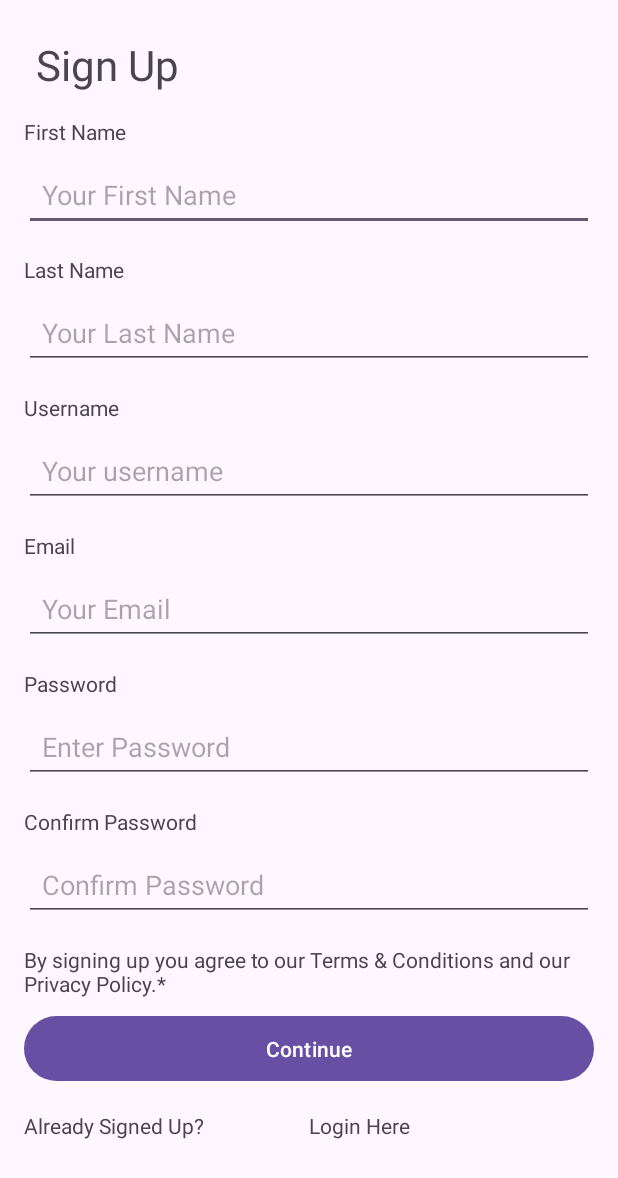
After one commit to Gigacrew/DreamJournal-Android, an Android app: the layout activity_registration.xml on its own in the app's theme, with its tools: preview values and no code run, on a phone screen of 412 x 824 dp. The commit adds this screen. Shown: the top 1178 px of the screen. Run offline under Robolectric (Android 15) with nearby library versions, the phone set to English and light mode, and no system bars.

Commit message:
PORT-81 Set up Signup Screen and Login Screens to work properly, adjusted UserDAO to include an option to search by Username / Password PORT-99 Updated Dream List to user Logged In User from Intent PORT-105 New Dream now adds properly to DB and redirects back to List View, will update to Dashboard when complete

```diff
--- a/app/src/main/java/com/gigacrew/dreamjournal/AddNewDreamActivity.kt
+++ b/app/src/main/java/com/gigacrew/dreamjournal/AddNewDreamActivity.kt
@@ -45,7 +45,7 @@ class AddNewDreamActivity : AppCompatActivity() {
 
         // TODO: Get the user_id from the intent that we get here from
 
-        val userID = 0
+        val userID = intent.getIntExtra("userID",0)
 
         database = AppDatabase.getDatabase(this)
         titleEditText = binding.titleEditText
--- a/app/src/main/java/com/gigacrew/dreamjournal/User.kt
+++ b/app/src/main/java/com/gigacrew/dreamjournal/User.kt
@@ -3,10 +3,11 @@ package com.gigacrew.dreamjournal
 import androidx.room.Entity
 import androidx.room.PrimaryKey
 
+
 @Entity(tableName = "UserTable")
 data class User(
     @PrimaryKey(autoGenerate = true)
-    val user_id : Int,
+    val user_id : Int = 0,
     val username : String,
     val firstname : String,
     val lastname : String,
--- a/app/src/main/java/com/gigacrew/dreamjournal/UserDAO.kt
+++ b/app/src/main/java/com/gigacrew/dreamjournal/UserDAO.kt
@@ -26,6 +26,9 @@ interface UserDAO {
     @Query("SELECT * FROM UserTable WHERE user_id = :userId")
     suspend fun getUserById(userId: Int): User?
 
+    // Get A user from their Login Credentials of a username and password
+    @Query("SELECT * FROM UserTable WHERE username= :username AND password= :password")
+    suspend fun getUserByLoginCredentials(username: String,password: String):User?
         // Update a user
     @Query("UPDATE UserTable SET username = :username, firstname = :firstname, " +
                 "lastname = :lastname, email = :email, password = :password, " +
--- /dev/null
+++ b/app/src/main/res/layout/activity_registration.xml
@@ -0,0 +1,166 @@
+<?xml version="1.0" encoding="utf-8"?>
+<LinearLayout xmlns:android="http://schemas.android.com/apk/res/android"
+    xmlns:app="http://schemas.android.com/apk/res-auto"
+    xmlns:tools="http://schemas.android.com/tools"
+    android:layout_width="match_parent"
+    android:layout_height="match_parent"
+    android:orientation="vertical"
+    tools:context=".RegistrationActivity"
+    android:layout_margin="16dp">
+
+    <TextView
+        android:id="@+id/RegistrationHeading"
+        android:layout_width="match_parent"
+        android:layout_height="wrap_content"
+        android:text="@string/RegistrationHeading"
+        android:textSize="28sp"
+        android:layout_margin="@dimen/marginVert"/>
+
+    <TextView
+        android:id="@+id/firstNameLabel"
+        android:layout_width="match_parent"
+        android:layout_height="wrap_content"
+        android:text="@string/first_nameLabel"
+        android:textSize="@dimen/LabelSize"
+        android:layout_marginTop="@dimen/marginVert"/>
+
+    <EditText
+        android:id="@+id/firstNameEditText"
+        android:layout_width="match_parent"
+        android:layout_height="wrap_content"
+        android:ems="10"
+        android:inputType="text"
+        android:hint="@string/first_nameHint"
+        android:padding="@dimen/entryPadding"
+        android:layout_marginVertical="@dimen/marginVert"/>
+
+    <TextView
+        android:id="@+id/lastNameLabel"
+        android:layout_width="match_parent"
+        android:layout_height="wrap_content"
+        android:textSize="@dimen/LabelSize"
+        android:text="@string/last_nameLabel"
+        android:layout_marginTop="@dimen/marginVert"
+        />
+
+    <EditText
+        android:id="@+id/lastNameEditText"
+        android:layout_width="match_parent"
+        android:layout_height="wrap_content"
+        android:ems="10"
+        android:inputType="text"
+        android:hint="@string/last_nameHint"
+        android:padding="@dimen/entryPadding"
+        android:layout_marginVertical="@dimen/marginVert"/>
+
+    <TextView
+        android:id="@+id/usernameLabel"
+        android:layout_width="match_parent"
+        android:layout_height="wrap_content"
+        android:text="@string/usernameLabel"
+        android:textSize="@dimen/LabelSize"
+        android:layout_marginTop="@dimen/marginVert"/>
+
+    <EditText
+        android:id="@+id/usernameEditText"
+        android:layout_width="match_parent"
+        android:layout_height="wrap_content"
+        android:ems="10"
+        android:inputType="textEmailAddress"
+        android:hint="@string/usernameHint"
+        android:padding="@dimen/entryPadding"
+        android:layout_marginVertical="@dimen/marginVert"/>
+    <TextView
+        android:id="@+id/emailLabel"
+        android:layout_width="match_parent"
+        android:layout_height="wrap_content"
+        android:text="@string/emailLabel"
+        android:textSize="@dimen/LabelSize"
+        android:layout_marginTop="@dimen/marginVert"/>
+
+    <EditText
+        android:id="@+id/emailEditText"
+        android:layout_width="match_parent"
+        android:layout_height="wrap_content"
+        android:ems="10"
+        android:inputType="textEmailAddress"
+        android:hint="@string/emailHint"
+        android:padding="@dimen/entryPadding"
+        android:layout_marginVertical="@dimen/marginVert"/>
+
+    <TextView
+        android:id="@+id/passwordLabel"
+        android:layout_width="match_parent"
+        android:layout_height="wrap_content"
+        android:text="@string/passwordLabel"
+        android:textSize="@dimen/LabelSize"
+        android:layout_marginTop="@dimen/marginVert"
+        />
+
+    <EditText
+        android:id="@+id/passwordEditText"
+        android:layout_width="match_parent"
+        android:layout_height="wrap_content"
+        android:ems="10"
+        android:inputType="textPassword"
+        android:hint="@string/passwordHint"
+        android:padding="@dimen/entryPadding"
+        android:layout_marginVertical="@dimen/marginVert"/>
+    <TextView
+        android:id="@+id/confirmPasswordLabel"
+        android:layout_width="match_parent"
+        android:layout_height="wrap_content"
+        android:text="@string/confirmPasswordLabel"
+        android:textSize="@dimen/LabelSize"
+        android:layout_marginTop="@dimen/marginVert"/>
+
+    <EditText
+        android:id="@+id/confirmPasswordEditText"
+        android:layout_width="match_parent"
+        android:layout_height="wrap_content"
+        android:ems="10"
+        android:inputType="textPassword"
+        android:hint="@string/confirmPasswordHint"
+        android:padding="@dimen/entryPadding"
+        android:layout_marginVertical="@dimen/marginVert"/>
+    <TextView
+        android:id="@+id/termsAndConditionsText"
+        android:layout_width="match_parent"
+        android:layout_height="wrap_content"
+        android:text="@string/termsDisclaimer"
+        android:textSize="14sp"
+        android:layout_marginTop="@dimen/marginVert"/>
+
+    <Button
+        android:id="@+id/continueBtn"
+        android:layout_width="match_parent"
+        android:layout_height="wrap_content"
+        android:text="@string/continueBtnText"
+        android:padding="@dimen/entryPadding"
+        android:layout_marginVertical="@dimen/marginVert"/>
+
+    <LinearLayout
+        android:layout_width="match_parent"
+        android:layout_height="wrap_content"
+        android:orientation="horizontal">
+        <TextView
+            android:id="@+id/signedUpText"
+            android:layout_width="match_parent"
+            android:layout_height="wrap_content"
+            android:layout_weight="1"
+            android:text="@string/already_signed_up"
+            android:textSize="@dimen/LabelSize"
+            android:layout_marginTop="@dimen/marginVert"/>
+
+        <TextView
+            android:id="@+id/loginConnectorText"
+            android:layout_width="match_parent"
+            android:layout_height="wrap_content"
+            android:layout_weight="1"
+            android:text="@string/login_here"
+            android:textSize="@dimen/LabelSize"
+            android:layout_marginTop="@dimen/marginVert"/>
+    </LinearLayout>
+
+
+</LinearLayout>
--- a/app/src/main/res/values/colors.xml
+++ b/app/src/main/res/values/colors.xml
@@ -2,4 +2,5 @@
 <resources>
     <color name="black">#FF000000</color>
     <color name="white">#FFFFFFFF</color>
+    <color name="errorRed">#FF0000</color>
 </resources>
--- a/app/src/main/res/values/dimens.xml
+++ b/app/src/main/res/values/dimens.xml
@@ -2,5 +2,6 @@
 <resources>
     <dimen name="marginVert">8dp</dimen>
     <dimen name="minHeight">48dp</dimen>
-    <dimen name="LabelSize">18sp</dimen>
+    <dimen name="LabelSize">14sp</dimen>
+    <dimen name="entryPadding">12dp</dimen>
 </resources>
--- a/app/src/main/res/values/strings.xml
+++ b/app/src/main/res/values/strings.xml
@@ -16,4 +16,21 @@
     <string name="upload">Upload</string>
     <string name="AddDream">Add Dream</string>
     <string name="recurring_dream">Recurring Dream?</string>
+    <string name="RegistrationHeading">Sign Up</string>
+    <string name="first_nameLabel">First Name</string>
+    <string name="last_nameLabel">Last Name</string>
+    <string name="emailLabel">Email</string>
+    <string name="passwordLabel">Password</string>
+    <string name="confirmPasswordLabel">Confirm Password</string>
+    <string name="first_nameHint">Your First Name</string>
+    <string name="last_nameHint">Your Last Name</string>
+    <string name="emailHint">Your Email</string>
+    <string name="passwordHint">Enter Password</string>
+    <string name="confirmPasswordHint">Confirm Password</string>
+    <string name="termsDisclaimer"><![CDATA[By signing up you agree to our Terms & Conditions and our Privacy Policy.*]]></string>
+    <string name="continueBtnText">Continue</string>
+    <string name="already_signed_up">Already Signed Up?</string>
+    <string name="login_here">Login Here</string>
+    <string name="usernameLabel">Username</string>
+    <string name="usernameHint">Your username</string>
 </resources>
```
Also changed, not shown: app/src/main/AndroidManifest.xml (+14 -12 lines), app/src/main/java/com/gigacrew/dreamjournal/DreamListViewActivity.kt (+8 -4 lines), app/src/main/java/com/gigacrew/dreamjournal/LoginActivity.kt (renamed from app/src/main/java/com/gigacrew/dreamjournal/Login.kt, +34 -27 lines), app/src/main/java/com/gigacrew/dreamjournal/RegistrationActivity.kt (added, +120 -0 lines), app/src/main/res/drawable/edit_text_error_background.xml (added, +7 -0 lines).
